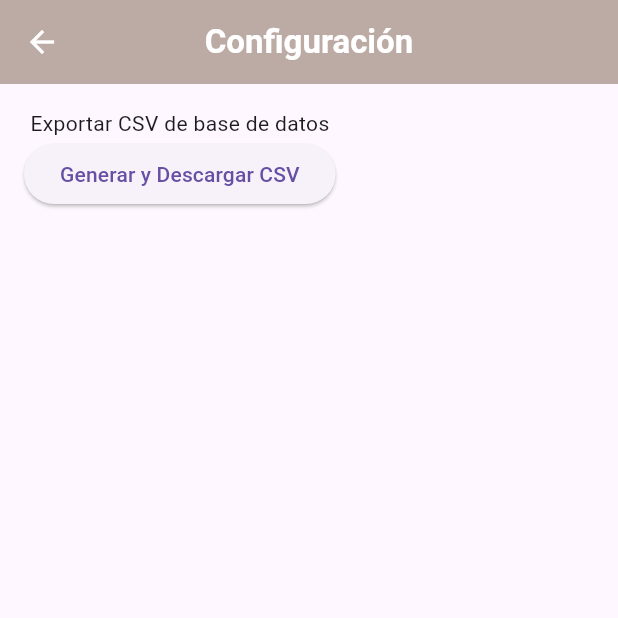
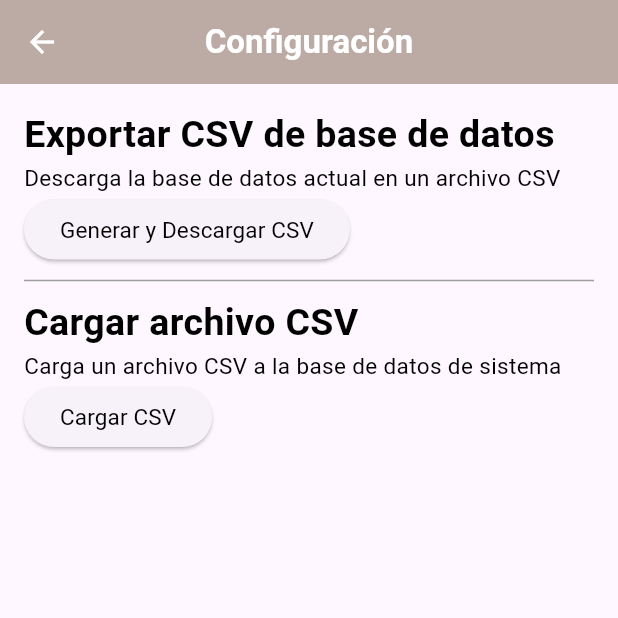
Before and after one commit to MarcoMonsivais/INVI, a Flutter app: the SettingsPage screen opened by its route, on a phone screen of 412 x 824 dp, the top half of it. Run offline on Flutter 3.47's test engine with Material 3 defaults, Android fonts, the phone set to English and light mode, and no system bars; our stand-ins replace cloud_firestore, csv, firebase_auth, firebase_core, go_router, google_fonts; missing offline and left inert: dart:html; accounts and stored records are empty.

Commit message:
modify settings

```diff
--- a/lib/settings/settings_page.dart
+++ b/lib/settings/settings_page.dart
@@ -46,17 +46,56 @@ class _SettingsPageState extends State<SettingsPage> {
       body: Padding(
         padding: const EdgeInsets.all(16.0),
         child: Column(
+          crossAxisAlignment: CrossAxisAlignment.start,
+          mainAxisAlignment: MainAxisAlignment.start,
           children: <Widget>[
-            const Text('Exportar CSV de base de datos'),
+            Text('Exportar CSV de base de datos', style: GoogleFonts.roboto(
+              color: Colors.black,
+              fontWeight: FontWeight.bold,
+              fontSize: 25
+            ),),
+            Text('Descarga la base de datos actual en un archivo CSV', style: GoogleFonts.roboto(
+              color: Colors.black,
+              fontWeight: FontWeight.normal,
+              fontSize: 15
+            ),),
             ElevatedButton(
               onPressed: generateAndDownloadCSV,
-              child: const Text('Generar y Descargar CSV'),
+              child: Text('Generar y Descargar CSV', style: GoogleFonts.roboto(
+                color: Colors.black,
+                fontWeight: FontWeight.normal,
+                fontSize: 15
+              ),),
             ),
+            const Divider(height: 20.0, color: Colors.grey),
+            Text('Cargar archivo CSV', style: GoogleFonts.roboto(
+              color: Colors.black,
+              fontWeight: FontWeight.bold,
+              fontSize: 25
+            ),),
+            Text('Carga un archivo CSV a la base de datos de sistema', style: GoogleFonts.roboto(
+              color: Colors.black,
+              fontWeight: FontWeight.normal,
+              fontSize: 15
+            ),),
+            ElevatedButton(
+              onPressed: () async {
+                final jsonResult = await readCSVAndConvertToJson();
+                print(jsonResult);
+              },
+              child: Text('Cargar CSV', style: GoogleFonts.roboto(
+                color: Colors.black,
+                fontWeight: FontWeight.normal,
+                fontSize: 15
+              ),),
+            ),
+
           ],
         ),
       ),
     );
   }
+
   void generateAndDownloadCSV() {
     List<List<dynamic>> rows = [
       ["Name", "Age", "Email"],
@@ -85,4 +124,46 @@ class _SettingsPageState extends State<SettingsPage> {
     );
   }
 
+  Future<String> readCSVAndConvertToJson() async {
+    // Crea un input de archivo para seleccionar el archivo CSV
+    final input = html.FileUploadInputElement()..accept = '.csv';
+    input.click();
+
+    // Espera a que el usuario seleccione el archivo
+    await input.onChange.first;
+    final file = input.files?.first;
+    if (file == null) {
+      return 'No se seleccionó ningún archivo';
+    }
+
+    // Lee el archivo CSV
+    final reader = html.FileReader();
+    reader.readAsText(file);
+    await reader.onLoad.first;
+
+    final csvString = reader.result as String;
+
+    // Convierte el contenido del CSV a una lista de listas
+    List<List<dynamic>> rowsAsListOfValues = const CsvToListConverter().convert(csvString);
+
+    // Convierte la lista de listas a JSON
+    if (rowsAsListOfValues.isEmpty) {
+      return 'El archivo CSV está vacío';
+    }
+
+    List<String> headers = List<String>.from(rowsAsListOfValues[0]);
+    List<Map<String, dynamic>> jsonList = [];
+
+    for (int i = 1; i < rowsAsListOfValues.length; i++) {
+      Map<String, dynamic> rowMap = {};
+      for (int j = 0; j < headers.length; j++) {
+        rowMap[headers[j]] = rowsAsListOfValues[i][j];
+      }
+      jsonList.add(rowMap);
+    }
+
+    // Convierte la lista de mapas a una cadena JSON
+    return jsonEncode(jsonList);
+  }
+
 }
```
